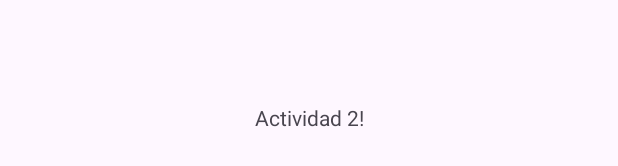
After one commit to LuisJoseGimeno/Practicas, an Android app: the layout activity_2.xml on its own in the app's theme, with its tools: preview values and no code run, on a phone screen of 412 x 824 dp. The commit adds this screen. Shown: the part 501-667 px from the top of the screen. Run offline under Robolectric (Android 15) with nearby library versions, the phone set to English and light mode, and no system bars.

Commit message:
actividad 1

```diff
--- a/app/src/main/AndroidManifest.xml
+++ b/app/src/main/AndroidManifest.xml
@@ -13,6 +13,9 @@
         android:theme="@style/Theme.Practicas"
         tools:targetApi="31">
         <activity
+            android:name=".Activity2"
+            android:exported="false" />
+        <activity
             android:name=".MainActivity"
             android:exported="true">
             <intent-filter>
--- /dev/null
+++ b/app/src/main/res/layout/activity_2.xml
@@ -0,0 +1,17 @@
+<?xml version="1.0" encoding="utf-8"?>
+<androidx.constraintlayout.widget.ConstraintLayout xmlns:android="http://schemas.android.com/apk/res/android"
+    xmlns:app="http://schemas.android.com/apk/res-auto"
+    xmlns:tools="http://schemas.android.com/tools"
+    android:layout_width="match_parent"
+    android:layout_height="match_parent"
+    tools:context=".Activity2">
+
+    <TextView
+        android:layout_width="wrap_content"
+        android:layout_height="wrap_content"
+        android:text="Actividad 2!"
+        app:layout_constraintBottom_toBottomOf="parent"
+        app:layout_constraintEnd_toEndOf="parent"
+        app:layout_constraintStart_toStartOf="parent"
+        app:layout_constraintTop_toTopOf="parent" />
+</androidx.constraintlayout.widget.ConstraintLayout>
```
Also changed, not shown: app/src/main/java/com/example/practicas/Activity2.kt (added, +12 -0 lines), app/src/main/java/com/example/practicas/MainActivity.kt (+10 -0 lines), app/src/main/res/layout/activity_main.xml (+23 -1 lines).
